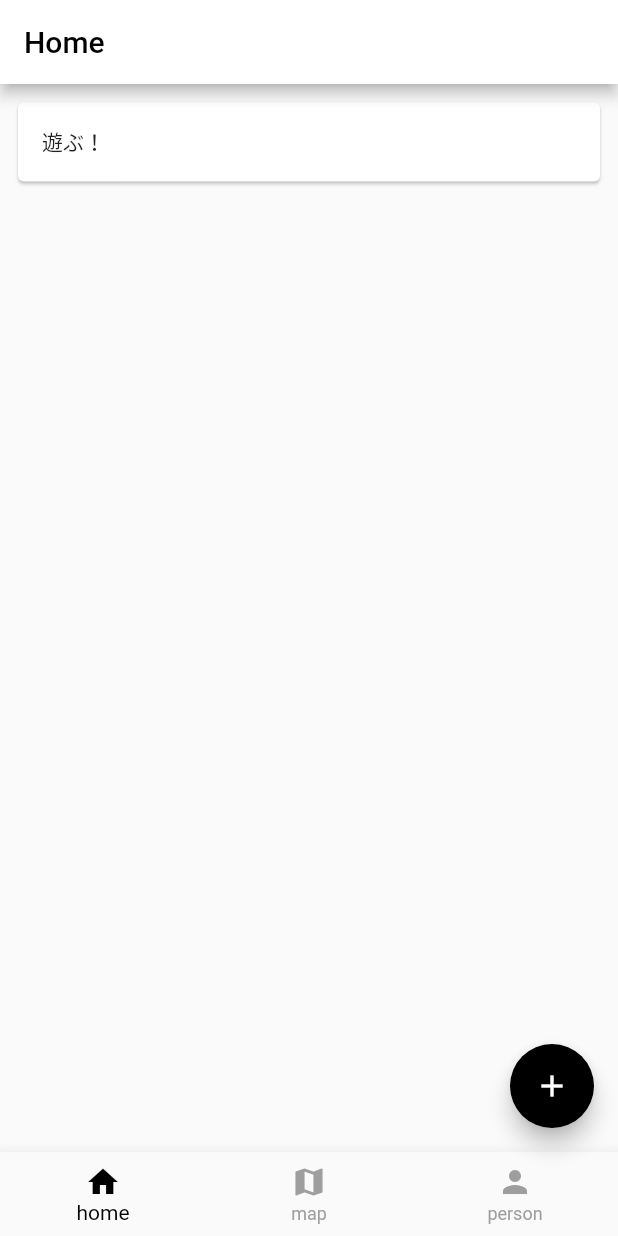
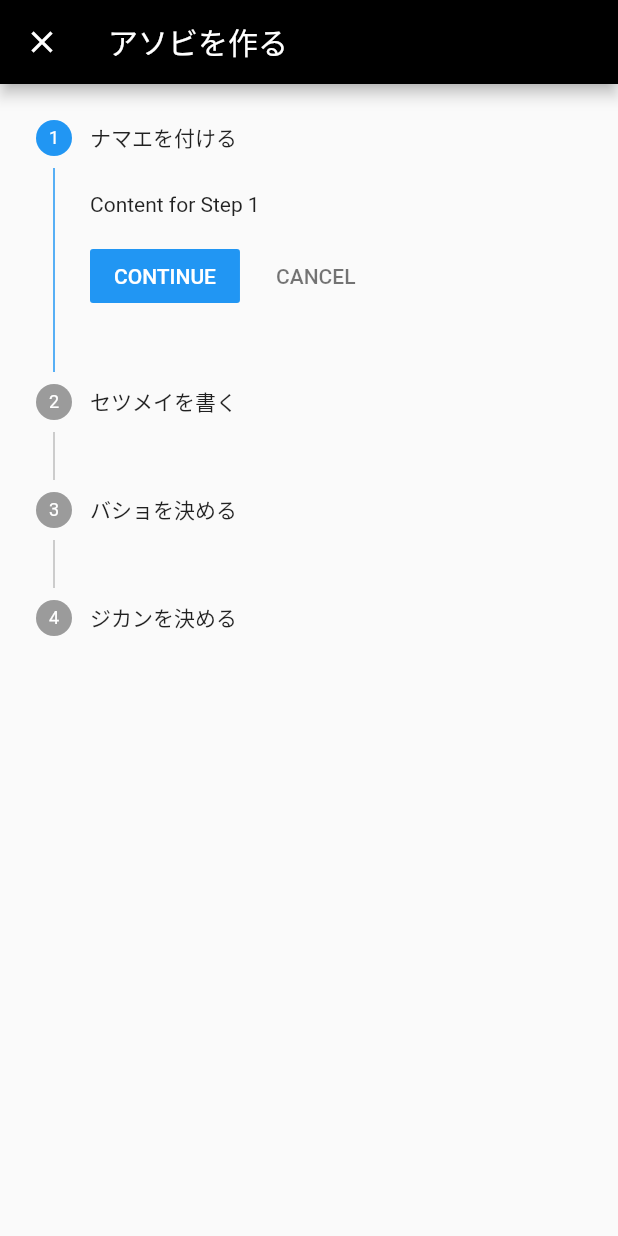
Before and after one commit to HajimexxxNakagawa/konoyubi, a Flutter app: the ScreenContainer screen opened directly, after a tap on the "add" icon, on a phone screen of 412 x 824 dp. Run offline on Flutter 3.47's test engine with Material 2 defaults, Android fonts, the phone set to English and light mode, and no system bars; our stand-ins replace carousel_slider, cloud_firestore, firebase_auth, firebase_core, flutter_hooks, google_maps_flutter and 3 more; missing offline and left inert: flutter_facebook_auth; accounts and stored records are empty.

Commit message:
add AddAsobiModal

```diff
--- /dev/null
+++ b/lib/ui/home/add_asobi_modal.dart
@@ -0,0 +1,91 @@
+import 'package:cloud_firestore/cloud_firestore.dart';
+import 'package:firebase_auth/firebase_auth.dart';
+import 'package:flutter/material.dart';
+import 'package:flutter_hooks/flutter_hooks.dart';
+
+class AddAsobiModal extends HookWidget {
+  const AddAsobiModal({Key? key}) : super(key: key);
+
+  @override
+  Widget build(BuildContext context) {
+    final _current = useState(0);
+    CollectionReference asobiList =
+        FirebaseFirestore.instance.collection('asobiList');
+    final user = FirebaseAuth.instance.currentUser;
+
+    // mock
+    Future<void> addAsobi() {
+      return asobiList.add({
+        'title': '遊ぶ！',
+        'owner': user!.uid,
+        'description': 'とにかく遊ぶ',
+        'position': const GeoPoint(35, 143)
+      }).catchError((error) => print("Failed to add asobi: $error"));
+    }
+
+    _onCancel() {
+      if (_current.value > 0) {
+        _current.value -= 1;
+      }
+    }
+
+    _onContinue() {
+      if (_current.value <= 2) {
+        _current.value += 1;
+      }
+    }
+
+    _onStepTapped(int index) {
+      _current.value = index;
+    }
+
+    return Scaffold(
+      appBar: AppBar(
+        title: const Text('アソビを作る', style: TextStyle(color: Colors.white)),
+        backgroundColor: Colors.black,
+      ),
+      body: SafeArea(
+        child: Stepper(
+          currentStep: _current.value,
+          onStepCancel: _onCancel,
+          onStepContinue: _onContinue,
+          onStepTapped: _onStepTapped,
+          steps: <Step>[
+            Step(
+              title: const Text('ナマエを付ける'),
+              isActive: _current.value == 0,
+              content: Container(
+                alignment: Alignment.centerLeft,
+                child: const Text('Content for Step 1'),
+              ),
+            ),
+            Step(
+              title: const Text('セツメイを書く'),
+              isActive: _current.value == 1,
+              content: Container(
+                alignment: Alignment.centerLeft,
+                child: const Text('Content for Step 1'),
+              ),
+            ),
+            Step(
+              title: const Text('バショを決める'),
+              isActive: _current.value == 2,
+              content: Container(
+                alignment: Alignment.centerLeft,
+                child: const Text('Content for Step 1'),
+              ),
+            ),
+            Step(
+              title: const Text('ジカンを決める'),
+              isActive: _current.value == 3,
+              content: Container(
+                alignment: Alignment.centerLeft,
+                child: const Text('Content for Step 1'),
+              ),
+            ),
+          ],
+        ),
+      ),
+    );
+  }
+}
--- a/lib/ui/home/home_screen.dart
+++ b/lib/ui/home/home_screen.dart
@@ -3,6 +3,8 @@ import 'package:firebase_auth/firebase_auth.dart';
 import 'package:flutter/material.dart';
 import 'package:flutter_hooks/flutter_hooks.dart';
 import 'package:konoyubi/data/model/asobi.dart';
+import 'package:konoyubi/ui/home/add_asobi_modal.dart';
+import 'package:konoyubi/ui/utility/transition.dart';
 
 class HomeScreen extends HookWidget {
   const HomeScreen({Key? key}) : super(key: key);
@@ -58,23 +60,9 @@ class AddButton extends StatelessWidget {
 
   @override
   Widget build(BuildContext context) {
-    CollectionReference asobiList =
-        FirebaseFirestore.instance.collection('asobiList');
-    final user = FirebaseAuth.instance.currentUser;
-
-// mock
-    Future<void> addAsobi() {
-      return asobiList.add({
-        'title': '遊ぶ！',
-        'owner': user!.uid,
-        'description': 'とにかく遊ぶ',
-        'position': GeoPoint(35, 143)
-      }).catchError((error) => print("Failed to add user: $error"));
-    }
-
     return FloatingActionButton(
       onPressed: () {
-        addAsobi();
+        showModal(context: context, modal: const AddAsobiModal());
       },
       child: const Icon(Icons.add),
       backgroundColor: Colors.black,
--- a/lib/ui/utility/transition.dart
+++ b/lib/ui/utility/transition.dart
@@ -18,3 +18,18 @@ pageTransition({
     return to;
   }));
 }
+
+showModal({
+  required BuildContext context,
+  required Widget modal,
+}) {
+  Navigator.push(
+    context,
+    MaterialPageRoute(
+      builder: (BuildContext context) {
+        return modal;
+      },
+      fullscreenDialog: true,
+    ),
+  );
+}
```
